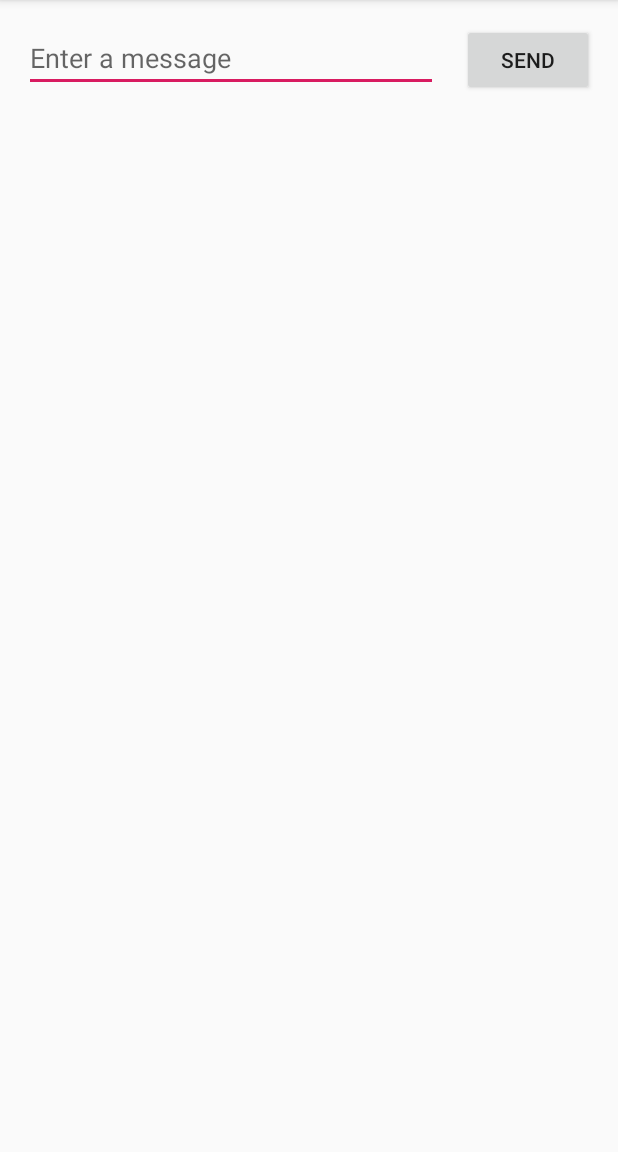
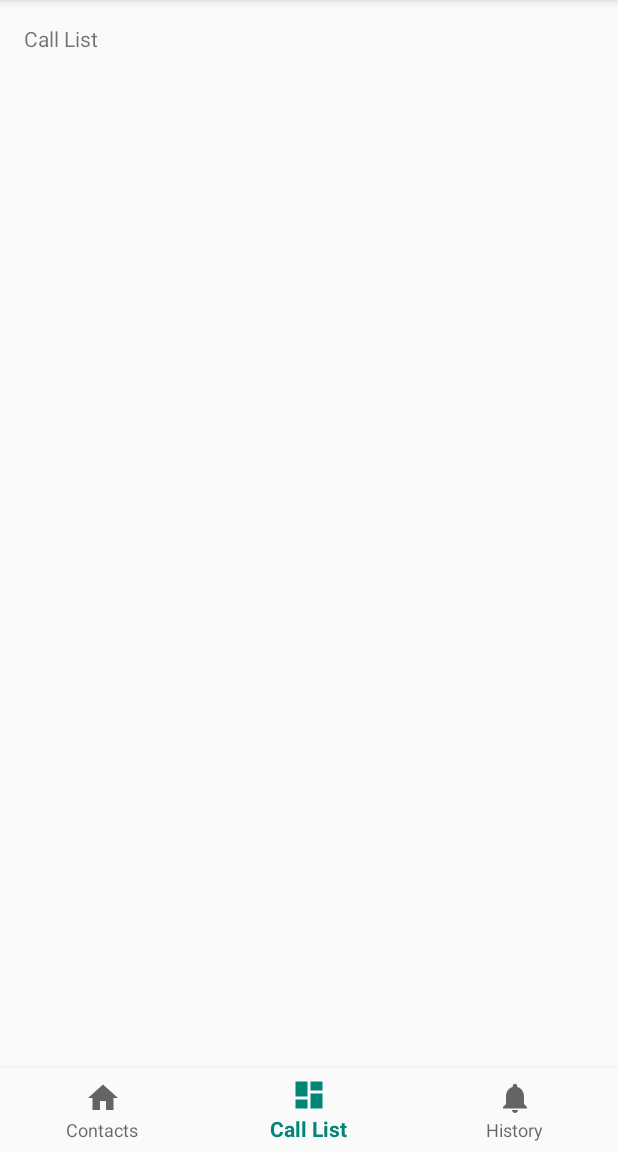
Before and after one commit to HDell/CallAlarm, an Android app: the screen it shows after launch (TestActivity before the commit, MainActivity after it), item 2 of the bottom bar chosen, on a phone screen of 412 x 824 dp, the part 84-1236 px from its top. Run offline under Robolectric (Android 15) with nearby library versions, the phone set to English and light mode, and no system bars.

Commit message:
Removes training code

```diff
--- a/app/src/main/AndroidManifest.xml
+++ b/app/src/main/AndroidManifest.xml
@@ -24,10 +24,6 @@
         <activity android:name=".CallListActivity" />
         <activity android:name=".HistoryActivity" />
 
-        <!-- Temporary Activities -->
-        <activity android:name=".TestActivity" />
-        <activity android:name=".DisplayMessageActivity"
-            android:parentActivityName=".TestActivity"/>
     </application>
 
 </manifest>
--- a/app/src/main/java/com/tuprojects/hd/callalarm/MainActivity.java
+++ b/app/src/main/java/com/tuprojects/hd/callalarm/MainActivity.java
@@ -24,30 +24,15 @@ public class MainActivity extends AppCompatActivity {
                 case R.id.navigation_contacts:
                     mTextMessage.setText(R.string.title_contacts);
 
-                    //Temporary
-                    testIntent = new Intent(MainActivity.this, TestActivity.class);
-                    startActivity(testIntent);
-                    //^^^Training Only
-
                     return true;
                 case R.id.navigation_call_list:
                     mTextMessage.setText(R.string.title_call_list);
-
-                    //Temporary
-                    testIntent = new Intent(MainActivity.this, TestActivity.class);
-                    startActivity(testIntent);
-                    //^^^Training Only
 
                     //Intent callListIntent = new Intent(MainActivity.this, CallListActivity.class);
                     //startActivity(callListIntent);
                     return true;
                 case R.id.navigation_history:
                     mTextMessage.setText(R.string.title_history);
-
-                    //Temporary
-                    Intent testIntent = new Intent(MainActivity.this, TestActivity.class);
-                    startActivity(testIntent);
-                    //^^^Training Only
 
                     //Intent historyIntent = new Intent(MainActivity.this, HistoryActivity.class);
                     //startActivity(historyIntent);
--- a/app/src/main/java/com/tuprojects/hd/callalarm/TestActivity.java
+++ /dev/null
@@ -1,41 +0,0 @@
-package com.tuprojects.hd.callalarm;
-
-import android.content.Intent;
-import android.os.Bundle;
-import android.support.v7.app.AppCompatActivity;
-import android.view.View;
-import android.widget.EditText;
-
-public class TestActivity extends AppCompatActivity { //the Activity class is a subclass of Context
-
-    public static final String EXTRA_MESSAGE = "com.tuprojects.hd.callalarm.MESSAGE"; //unique constant
-    //also a field, which can be accessed via dot notation
-
-    @Override
-    protected void onCreate(Bundle savedInstanceState) {
-        super.onCreate(savedInstanceState);
-        setContentView(R.layout.test_layout);
-    }
-
-    /** Called when the user taps the Send button */
-    public void sendMessage(View view) { //can be called anything as long as it is linked to the View onclick attribute in the layout
-        Intent intent = new Intent(this, DisplayMessageActivity.class); //binding process
-        /*Parameters:
-        A Context as its first parameter (this is used because the Activity class is a subclass of Context)
-        The Class of the app component to which the system should deliver the Intent (in this case, the activity that should be started)*/
-        EditText editText = (EditText) findViewById(R.id.editText);
-        String message = editText.getText().toString(); //getText() returns the text that TextView is displaying as Editable object
-        intent.putExtra(EXTRA_MESSAGE, message); //This package's message (key) is message (editText String value)
-        /*
-        Adds the EditText's value to the intent. An Intent can carry data types as key-value pairs called extras.
-        Your key is a public constant EXTRA_MESSAGE because the next activity uses the key to retrieve the text value.
-        It's a good practice to define keys for intent extras using your app's package name as a prefix.
-        This ensures the keys are unique, in case your app interacts with other apps.
-         */
-        startActivity(intent);
-        /*
-        Starts an instance of the DisplayMessageActivity specified by the Intent. Now you need to create that class.
-         */
-    }
-
-}
--- a/app/src/main/res/layout/test_layout.xml
+++ /dev/null
@@ -1,74 +0,0 @@
-<?xml version="1.0" encoding="utf-8"?>
-<android.support.constraint.ConstraintLayout xmlns:android="http://schemas.android.com/apk/res/android"
-    xmlns:app="http://schemas.android.com/apk/res-auto"
-    xmlns:tools="http://schemas.android.com/tools"
-    android:layout_width="match_parent"
-    android:layout_height="match_parent">
-
-    <EditText
-        android:id="@+id/editText"
-        android:layout_width="0dp"
-        android:layout_height="wrap_content"
-        android:layout_marginStart="16dp"
-        android:layout_marginTop="16dp"
-        android:ems="10"
-        android:hint="@string/edit_message"
-        android:inputType="textPersonName"
-        app:layout_constraintEnd_toStartOf="@+id/button"
-        app:layout_constraintHorizontal_bias="0.5"
-        app:layout_constraintStart_toStartOf="parent"
-        app:layout_constraintTop_toTopOf="parent" />
-
-    <Button
-        android:id="@+id/button"
-        android:layout_width="wrap_content"
-        android:layout_height="wrap_content"
-        android:layout_marginStart="16dp"
-        android:layout_marginEnd="16dp"
-        android:onClick="sendMessage"
-        android:text="@string/button_send"
-        app:layout_constraintBaseline_toBaselineOf="@+id/editText"
-        app:layout_constraintEnd_toEndOf="parent"
-        app:layout_constraintHorizontal_bias="0.5"
-        app:layout_constraintStart_toEndOf="@+id/editText" />
-</android.support.constraint.ConstraintLayout>
-
-<!--
-<?xml version="1.0" encoding="utf-8"?>
-<android.support.constraint.ConstraintLayout
-    xmlns:android="http://schemas.android.com/apk/res/android"
-    xmlns:app="http://schemas.android.com/apk/res-auto"
-    xmlns:tools="http://schemas.android.com/tools"
-    android:layout_width="match_parent"
-    android:layout_height="match_parent"
-    tools:context="com.example.myfirstapp.MainActivity">
-
-    <EditText
-        android:id="@+id/editText"
-        android:layout_width="0dp"
-        android:layout_height="wrap_content"
-        android:layout_marginStart="16dp"
-        android:layout_marginLeft="16dp"
-        android:layout_marginTop="16dp"
-        android:ems="10"
-        android:hint="@string/edit_message"
-        android:inputType="textPersonName"
-        app:layout_constraintEnd_toStartOf="@+id/button"
-        app:layout_constraintHorizontal_bias="0.5"
-        app:layout_constraintStart_toStartOf="parent"
-        app:layout_constraintTop_toTopOf="parent" />
-
-    <Button
-        android:id="@+id/button"
-        android:layout_width="wrap_content"
-        android:layout_height="wrap_content"
-        android:layout_marginEnd="16dp"
-        android:layout_marginStart="16dp"
-        android:text="@string/button_send"
-        app:layout_constraintBaseline_toBaselineOf="@+id/editText"
-        app:layout_constraintEnd_toEndOf="parent"
-        app:layout_constraintHorizontal_bias="0.5"
-        app:layout_constraintStart_toEndOf="@+id/editText" />
-
-</android.support.constraint.ConstraintLayout>
--->
--- a/app/src/main/res/values/strings.xml
+++ b/app/src/main/res/values/strings.xml
@@ -4,8 +4,4 @@
     <string name="title_call_list">Call List</string>
     <string name="title_history">History</string>
 
-    <!--Temporary Strings-->
-    <string name="edit_message">Enter a message</string>
-    <string name="button_send">Send</string>
-
 </resources>
```
Also changed, not shown: app/src/main/java/com/tuprojects/hd/callalarm/DisplayMessageActivity.java (deleted, +0 -26 lines), app/src/main/res/layout/activity_display_message.xml (deleted, +0 -20 lines).
